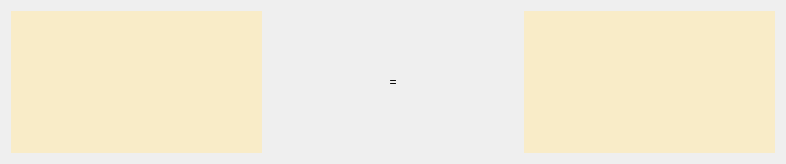
The window that add_table/gui/ui/task_form.ui (zaswed76/add_table_child) describes before a commit, drawn with Qt 5.
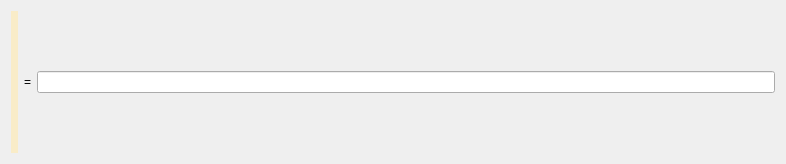
The same window after the commit.

What changed in the file:
```diff
--- a/add_table/gui/ui/task_form.ui
+++ b/add_table/gui/ui/task_form.ui
@@ -48,16 +48,15 @@
     </widget>
    </item>
    <item>
-    <widget class="QLabel" name="result">
-     <property name="layoutDirection">
-      <enum>Qt::LeftToRight</enum>
+    <widget class="QLineEdit" name="result">
+     <property name="cursor">
+      <cursorShape>ArrowCursor</cursorShape>
      </property>
-     <property name="styleSheet">
-      <string notr="true">font: 60pt &quot;Source Sans Pro&quot;;
-background-color: rgb(249, 236, 200);</string>
+     <property name="focusPolicy">
+      <enum>Qt::StrongFocus</enum>
      </property>
-     <property name="text">
-      <string/>
+     <property name="cursorPosition">
+      <number>0</number>
      </property>
      <property name="alignment">
       <set>Qt::AlignCenter</set>
```
Left out of the diff: 3 changed lines with no effect on the pictures.
